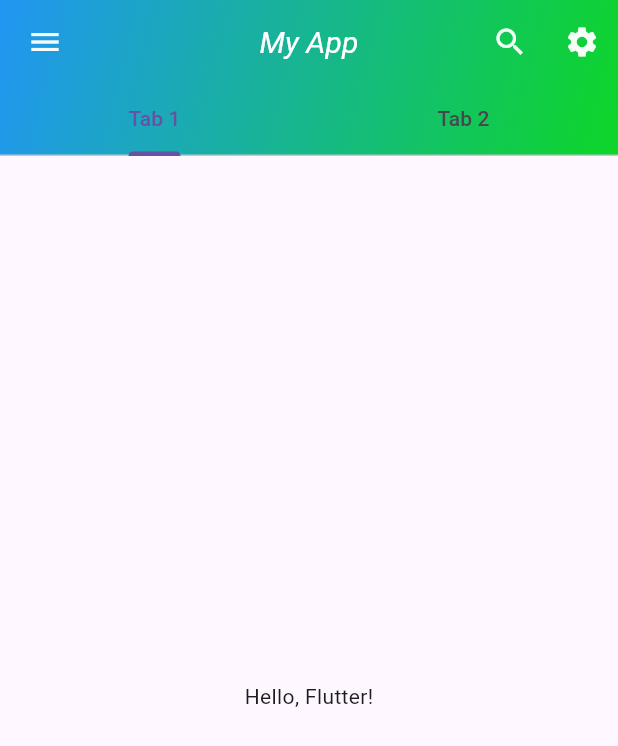
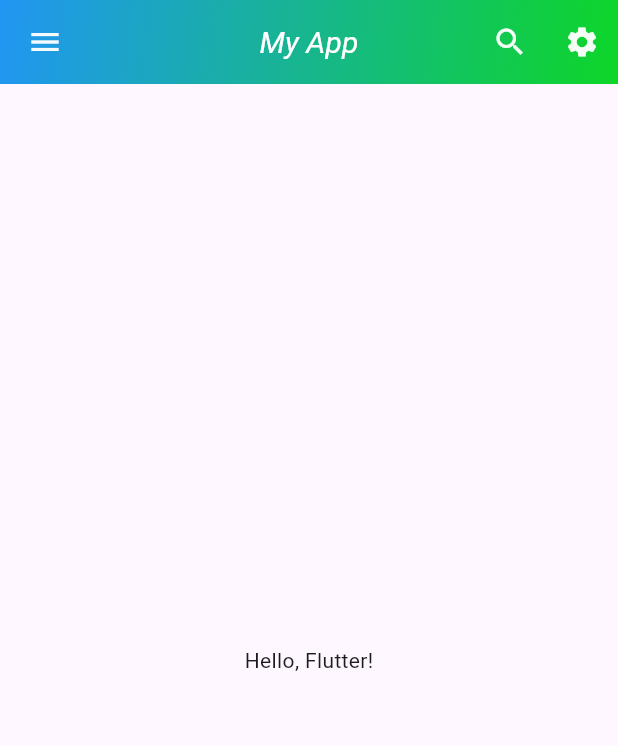
Before and after one commit to sanjiv0286/Flutter-Basics, a Flutter app: the screen it shows after launch, on a phone screen of 412 x 824 dp. Shown: the top 746 px of the screen. Run offline on Flutter 3.47's test engine with Material 3 defaults, Android fonts, the phone set to English and light mode, and no system bars; our stand-ins replace device_preview.

Commit message:
New Commits

```diff
--- a/lib/main.dart
+++ b/lib/main.dart
@@ -1,4 +1,4 @@
-// ***************************** Appbar ALL Property ****************************************
+// ***************************** Appbar ALL Property ************************
 
 import 'package:device_preview/device_preview.dart';
 import 'package:flutter/material.dart';
@@ -19,9 +19,7 @@ class MyApp extends StatelessWidget {
   Widget build(BuildContext context) {
     return MaterialApp(
       debugShowCheckedModeBanner: false,
-      home: DefaultTabController(
-        length: 2, // Number of tabs
-        child: SafeArea(
+      home: SafeArea(
         child: Scaffold(
           appBar: AppBar(
             key: const Key('myAppBar'), // Unique key
@@ -31,7 +29,6 @@ class MyApp extends StatelessWidget {
                 // Add your action here
               },
             ),
-              // automaticallyImplyLeading: false, // No automatic back button
             title: const Text(
               'My App',
               style: TextStyle(
@@ -61,15 +58,6 @@ class MyApp extends StatelessWidget {
                 ),
               ),
             ),
-              bottom: const PreferredSize(
-                preferredSize: Size.fromHeight(48.0),
-                child: TabBar(
-                  tabs: <Widget>[
-                    Tab(text: 'Tab 1'),
-                    Tab(text: 'Tab 2'),
-                  ],
-                ),
-              ),
             elevation: 5.0,
             scrolledUnderElevation: 2.0,
             notificationPredicate: (ScrollNotification notification) {
@@ -86,7 +74,6 @@ class MyApp extends StatelessWidget {
             foregroundColor: Colors.white,
             iconTheme: const IconThemeData(color: Colors.white),
             actionsIconTheme: const IconThemeData(color: Colors.white),
-              // primary: false, // Not the primary app bar
             centerTitle: true,
             excludeHeaderSemantics: true,
             titleSpacing: 0.0,
@@ -109,10 +96,124 @@ class MyApp extends StatelessWidget {
           ),
         ),
       ),
-      ),
     );
   }
 }
+
+
+// import 'package:device_preview/device_preview.dart';
+// import 'package:flutter/material.dart';
+// import 'package:flutter/services.dart';
+
+// void main() async {
+//   runApp(
+//     DevicePreview(
+//       enabled: true,
+//       builder: (context) => const MyApp(),
+//     ),
+//   );
+// }
+
+// class MyApp extends StatelessWidget {
+//   const MyApp({super.key});
+//   @override
+//   Widget build(BuildContext context) {
+//     return MaterialApp(
+//       debugShowCheckedModeBanner: false,
+//       home: DefaultTabController(
+//         length: 2, // Number of tabs
+//         child: SafeArea(
+//           child: Scaffold(
+//             appBar: AppBar(
+//               key: const Key('myAppBar'), // Unique key
+//               leading: IconButton(
+//                 icon: const Icon(Icons.menu),
+//                 onPressed: () {
+//                   // Add your action here
+//                 },
+//               ),
+//               // automaticallyImplyLeading: false, // No automatic back button
+//               title: const Text(
+//                 'My App',
+//                 style: TextStyle(
+//                   fontSize: 20.0,
+//                 ),
+//               ),
+//               actions: <Widget>[
+//                 IconButton(
+//                   icon: const Icon(Icons.search),
+//                   onPressed: () {
+//                     // Add your search action here
+//                   },
+//                 ),
+//                 IconButton(
+//                   icon: const Icon(Icons.settings),
+//                   onPressed: () {
+//                     // Add your settings action here
+//                   },
+//                 ),
+//               ],
+//               flexibleSpace: Container(
+//                 decoration: const BoxDecoration(
+//                   gradient: LinearGradient(
+//                     colors: [Colors.blue, Color.fromARGB(255, 13, 214, 40)],
+//                     begin: Alignment.topLeft,
+//                     end: Alignment.bottomRight,
+//                   ),
+//                 ),
+//               ),
+//               bottom: const PreferredSize(
+//                 preferredSize: Size.fromHeight(48.0),
+//                 child: TabBar(
+//                   tabs: <Widget>[
+//                     Tab(text: 'Tab 1'),
+//                     Tab(text: 'Tab 2'),
+//                   ],
+//                 ),
+//               ),
+//               elevation: 5.0,
+//               scrolledUnderElevation: 2.0,
+//               notificationPredicate: (ScrollNotification notification) {
+//                 return true; // React to all scroll notifications
+//               },
+//               shadowColor: Colors.grey,
+//               surfaceTintColor: Colors.white,
+//               shape: const RoundedRectangleBorder(
+//                 borderRadius: BorderRadius.vertical(
+//                   bottom: Radius.circular(20.0),
+//                 ),
+//               ),
+//               backgroundColor: Colors.blue,
+//               foregroundColor: Colors.white,
+//               iconTheme: const IconThemeData(color: Colors.white),
+//               actionsIconTheme: const IconThemeData(color: Colors.white),
+//               // primary: false, // Not the primary app bar
+//               centerTitle: true,
+//               excludeHeaderSemantics: true,
+//               titleSpacing: 0.0,
+//               toolbarOpacity: 0.8,
+//               bottomOpacity: 0.9,
+//               toolbarHeight: 56.0,
+//               leadingWidth: 60.0,
+//               toolbarTextStyle: const TextStyle(
+//                 fontWeight: FontWeight.bold,
+//               ),
+//               titleTextStyle: const TextStyle(
+//                 fontStyle: FontStyle.italic,
+//               ),
+//               systemOverlayStyle: SystemUiOverlayStyle.light,
+//               forceMaterialTransparency: true,
+//               clipBehavior: Clip.antiAlias,
+//             ),
+//             body: const Center(
+//               child: Text('Hello, Flutter!'),
+//             ),
+//           ),
+//         ),
+//       ),
+//     );
+//   }
+// }
 
 // ****************** Listview.builder all property *********************************
 
```
Also changed, not shown: pubspec.lock, 1 other file. Lines whose indentation alone changed are shown as unchanged.
